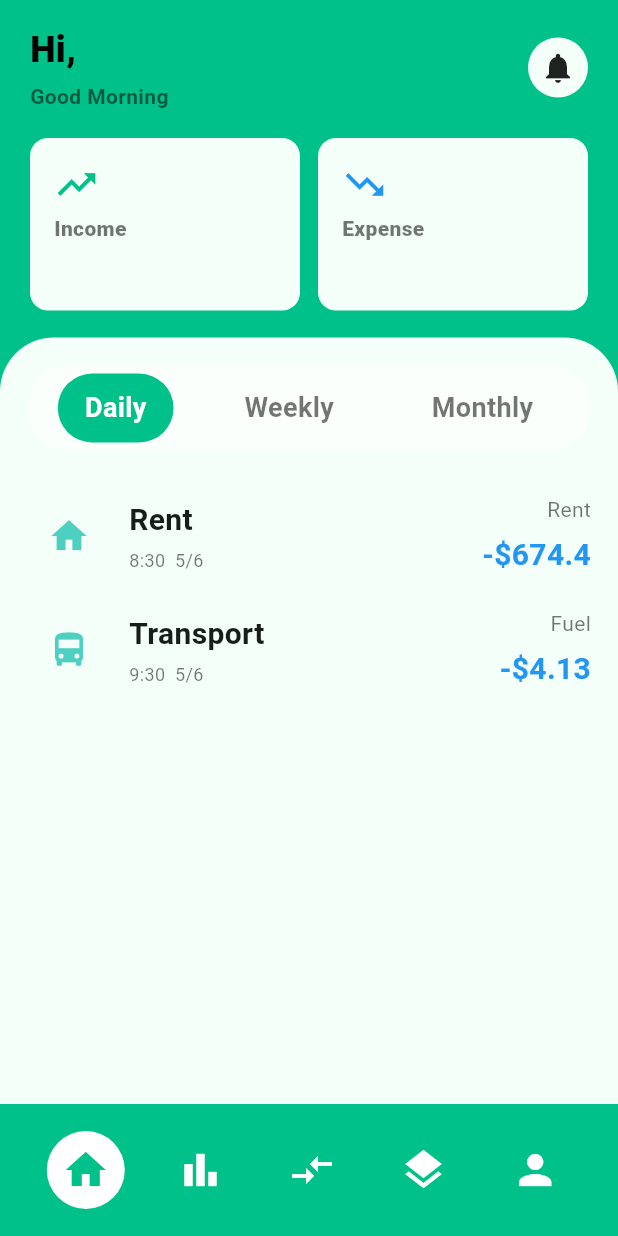
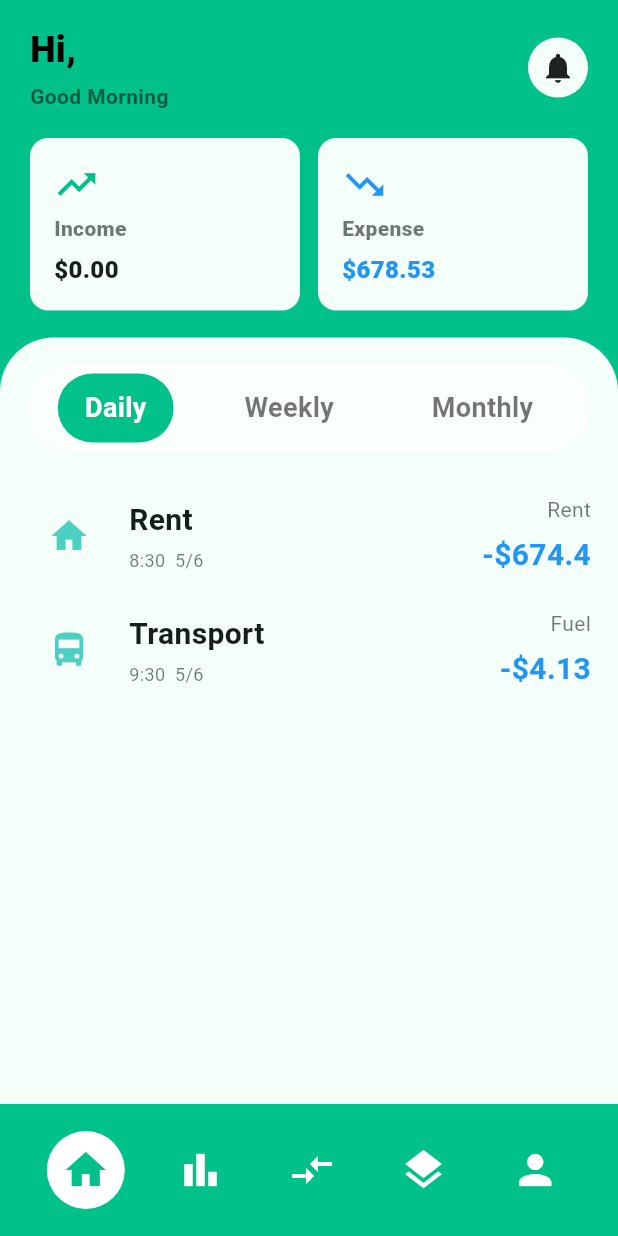
Before and after one commit to trankhoinguyen529-oss/esis, a Flutter app: the Home screen opened directly, after a tap on "Daily", on a phone screen of 412 x 824 dp. Run offline on Flutter 3.47's test engine with Material 3 defaults, Android fonts, the phone set to English and light mode, and no system bars; our stand-ins replace firebase_auth, firebase_core, flutter_svg; accounts and stored records are empty.

Commit message:
[HomeScreen] Add Income+Expense

```diff
--- a/lib/data/data_transaction.dart
+++ b/lib/data/data_transaction.dart
@@ -28,7 +28,7 @@ class TransactionData {
       time: '18:27',
       date: DateTime(2026, 6, 30),
       tag: 'Monthly',
-      amount: 4000.00,
+      amount: 6767.00,
     ),
     TransactionItem(
       icon: Icons.local_grocery_store,
--- a/lib/home/home_screen.dart
+++ b/lib/home/home_screen.dart
@@ -73,11 +73,6 @@ class _HomeState extends State<Home> {
                 item.date.month == now.month) ||
             (period == 2 && item.date.month == now.month) ||
             (period == 1 && isSameWeek(daydiff, now.weekday))) {
-          if (item.negative) {
-            expense += item.amount;
-          } else {
-            income += item.amount;
-          }
           return _buildTransactionItem(
             item.icon,
             item.title,
@@ -92,6 +87,38 @@ class _HomeState extends State<Home> {
         return const SizedBox.shrink();
       },
     );
+  }
+
+  void calculateSummary() {
+    income = 0;
+    expense = 0;
+
+    DateTime now = DateTime.now();
+
+    for (final item in TransactionData.transactions) {
+      bool match = false;
+
+      if (_selectedPeriod == 0) {
+        match = item.date.day == now.day && item.date.month == now.month;
+      } else if (_selectedPeriod == 1) {
+        int daydiff = getDayOfYear(now) - getDayOfYear(item.date);
+
+        match = isSameWeek(daydiff, now.weekday);
+      } else {
+        match = item.date.month == now.month;
+      }
+
+      if (match) {
+        if (item.negative) {
+          expense += item.amount;
+        } else {
+          income += item.amount;
+        }
+      }
+    }
+
+    sIncome = '\$${income.toStringAsFixed(2)}';
+    sExpense = '\$${expense.toStringAsFixed(2)}';
   }
 
   int get _selectedIconIndex {
@@ -150,6 +177,7 @@ class _HomeState extends State<Home> {
 
   Widget _buildHomePage(
       Color primary, Color surface, String displayName, BuildContext context) {
+    calculateSummary();
     return Column(
       children: [
         const SizedBox(height: 16),
@@ -299,6 +327,7 @@ class _HomeState extends State<Home> {
                         onTap: () {
                           setState(() {
                             _selectedPeriod = i;
+                            calculateSummary();
                           });
                         },
                         child: Container(
```
